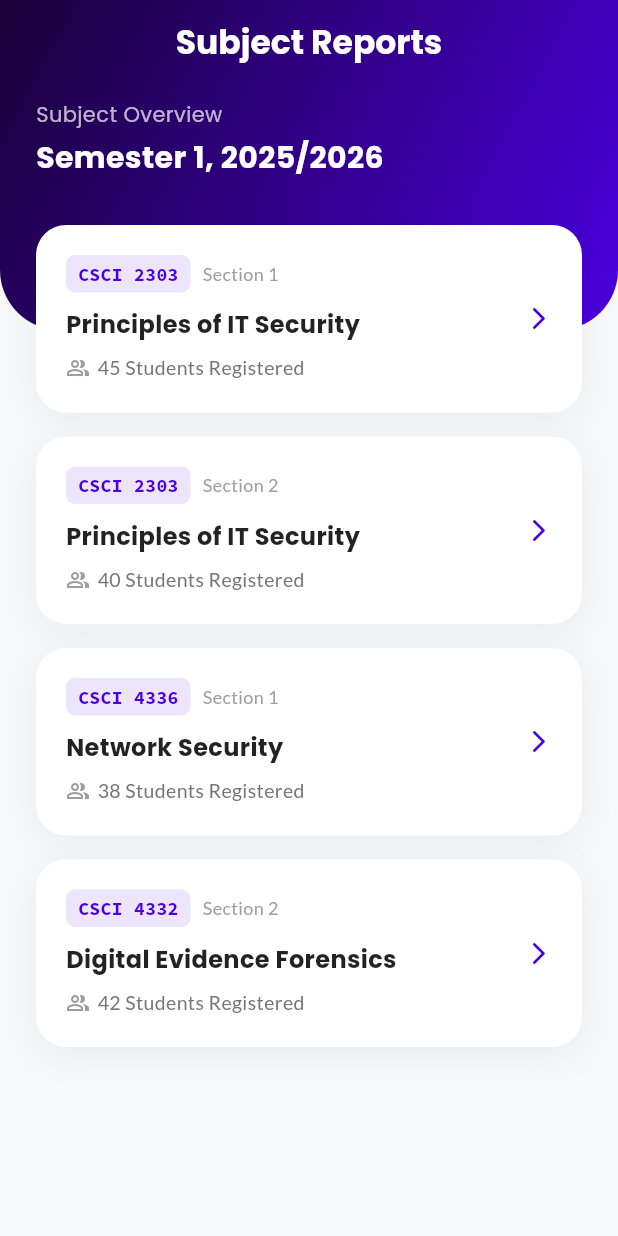
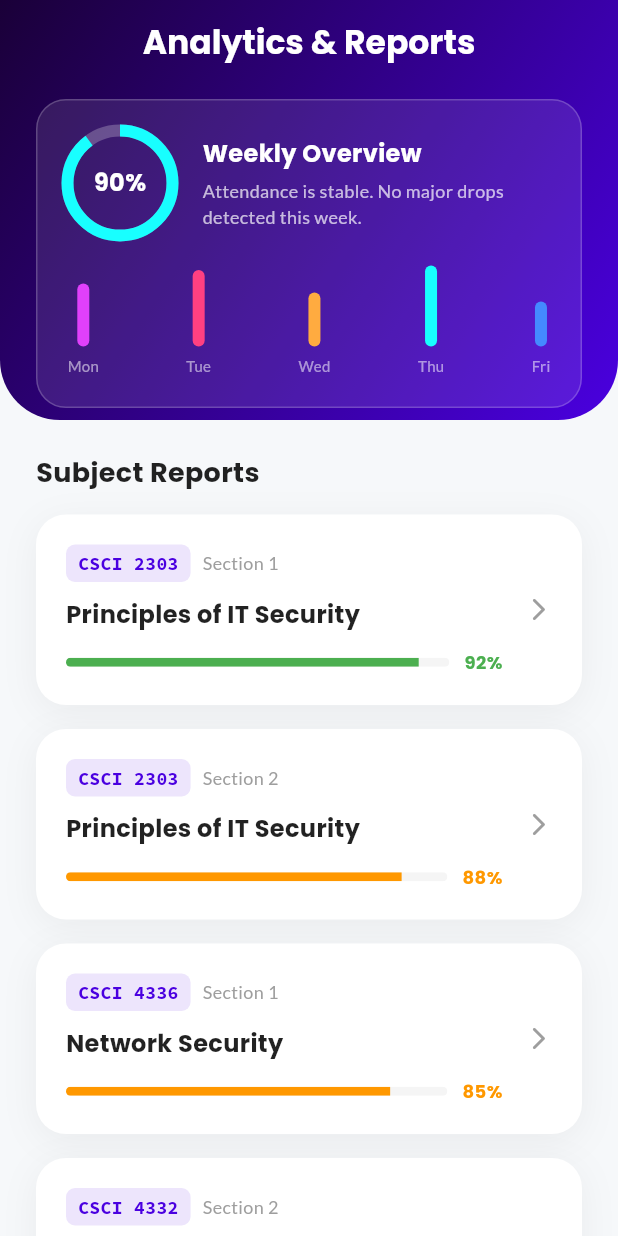
Before and after one commit to fatheensara/1535SD-FYP-Project, a Flutter app: the StaffReportsPage screen opened directly, on a phone screen of 412 x 824 dp. Run offline on Flutter 3.47's test engine with Material 3 defaults, Android fonts, the phone set to English and light mode, and no system bars; our stand-ins replace audioplayers, cloud_firestore, device_info_plus, firebase_auth, firebase_core, google_fonts and 4 more; missing offline and left inert: excel, nfc_host_card_emulation, nfc_manager; accounts and stored records are empty.

Commit message:
staff_reports_page.dart

```diff
--- a/lib/staff_reports_page.dart
+++ b/lib/staff_reports_page.dart
@@ -1,10 +1,12 @@
 import 'package:flutter/material.dart';
 import 'package:google_fonts/google_fonts.dart';
 import 'fade_page_route.dart';
+
+// Import specific report pages (ensure these exist or create placeholders)
 import 'staff_reports_pits_sect1.dart';
 import 'staff_reports_pits_sect2.dart';
 import 'staff_reports_netsec_sect1.dart';
-import 'staff_reports_def_sect2.dart'; // <--- New Import
+import 'staff_reports_def_sect2.dart';
 
 class StaffReportsPage extends StatelessWidget {
   const StaffReportsPage({super.key});
@@ -18,24 +20,28 @@ class StaffReportsPage extends StatelessWidget {
         "name": "Principles of IT Security",
         "students": 45,
         "section": "Section 1",
+        "attendance": 0.92, // 92%
       },
       {
         "code": "CSCI 2303",
         "name": "Principles of IT Security",
         "students": 40,
         "section": "Section 2",
+        "attendance": 0.88, // 88%
       },
       {
         "code": "CSCI 4336",
         "name": "Network Security",
         "students": 38,
         "section": "Section 1",
+        "attendance": 0.85, // 85%
       },
       {
         "code": "CSCI 4332",
         "name": "Digital Evidence Forensics",
         "students": 42,
-        "section": "Section 2", // <--- Triggers new page
+        "section": "Section 2",
+        "attendance": 0.95, // 95%
       },
     ];
 
@@ -44,7 +50,7 @@ class StaffReportsPage extends StatelessWidget {
       extendBodyBehindAppBar: true,
       appBar: AppBar(
         title: Text(
-          "Subject Reports",
+          "Analytics & Reports",
           style: GoogleFonts.poppins(
             fontWeight: FontWeight.bold,
             color: Colors.white,
@@ -59,7 +65,7 @@ class StaffReportsPage extends StatelessWidget {
         children: [
           // 1. HEADER BACKGROUND
           Container(
-            height: 220,
+            height: 280,
             decoration: const BoxDecoration(
               gradient: LinearGradient(
                 colors: [
@@ -83,25 +89,22 @@ class StaffReportsPage extends StatelessWidget {
               child: Column(
                 crossAxisAlignment: CrossAxisAlignment.start,
                 children: [
+                  // --- SUMMARY CARD (From File 1) ---
+                  _buildSummaryCard(),
+
+                  const SizedBox(height: 30),
+
                   Text(
-                    "Subject Overview",
+                    "Subject Reports",
                     style: GoogleFonts.poppins(
-                      color: Colors.white70,
-                      fontSize: 14,
-                    ),
-                  ),
-                  const SizedBox(height: 5),
-                  Text(
-                    "Semester 1, 2025/2026",
-                    style: GoogleFonts.poppins(
-                      color: Colors.white,
-                      fontSize: 20,
+                      color: Colors.black87,
+                      fontSize: 18,
                       fontWeight: FontWeight.bold,
                     ),
                   ),
-                  const SizedBox(height: 30),
+                  const SizedBox(height: 15),
 
-                  // --- LIST OF SUBJECT CARDS ---
+                  // --- LIST OF SUBJECTS (From File 2) ---
                   ...classList.map((data) => _buildSubjectCard(context, data)),
                 ],
               ),
@@ -112,9 +115,117 @@ class StaffReportsPage extends StatelessWidget {
     );
   }
 
-  // --- WIDGET HELPER ---
+  // --- WIDGET 1: SUMMARY GRAPH ---
+  Widget _buildSummaryCard() {
+    return Container(
+      padding: const EdgeInsets.all(20),
+      decoration: BoxDecoration(
+        color: Colors.white.withOpacity(0.1),
+        borderRadius: BorderRadius.circular(20),
+        border: Border.all(color: Colors.white.withOpacity(0.2)),
+      ),
+      child: Column(
+        children: [
+          Row(
+            children: [
+              // Circular Indicator
+              Stack(
+                alignment: Alignment.center,
+                children: [
+                  SizedBox(
+                    width: 70,
+                    height: 70,
+                    child: CircularProgressIndicator(
+                      value: 0.90, // Overall Average
+                      strokeWidth: 8,
+                      backgroundColor: Colors.white24,
+                      valueColor: const AlwaysStoppedAnimation<Color>(
+                        Colors.cyanAccent,
+                      ),
+                    ),
+                  ),
+                  Text(
+                    "90%",
+                    style: GoogleFonts.poppins(
+                      fontSize: 16,
+                      fontWeight: FontWeight.bold,
+                      color: Colors.white,
+                    ),
+                  ),
+                ],
+              ),
+              const SizedBox(width: 20),
+              Expanded(
+                child: Column(
+                  crossAxisAlignment: CrossAxisAlignment.start,
+                  children: [
+                    Text(
+                      "Weekly Overview",
+                      style: GoogleFonts.poppins(
+                        fontSize: 16,
+                        fontWeight: FontWeight.bold,
+                        color: Colors.white,
+                      ),
+                    ),
+                    const SizedBox(height: 5),
+                    Text(
+                      "Attendance is stable. No major drops detected this week.",
+                      style: GoogleFonts.lato(
+                        fontSize: 12,
+                        color: Colors.white70,
+                      ),
+                    ),
+                  ],
+                ),
+              ),
+            ],
+          ),
+          const SizedBox(height: 20),
+          // Mini Bar Chart
+          Row(
+            mainAxisAlignment: MainAxisAlignment.spaceBetween,
+            crossAxisAlignment: CrossAxisAlignment.end,
+            children: [
+              _buildBar("Mon", 0.7, Colors.purpleAccent),
+              _buildBar("Tue", 0.85, Colors.pinkAccent),
+              _buildBar("Wed", 0.6, Colors.orangeAccent),
+              _buildBar("Thu", 0.9, Colors.cyanAccent),
+              _buildBar("Fri", 0.5, Colors.blueAccent),
+            ],
+          ),
+        ],
+      ),
+    );
+  }
 
+  Widget _buildBar(String label, double heightPct, Color color) {
+    return Column(
+      children: [
+        Container(
+          width: 8,
+          height: 60 * heightPct,
+          decoration: BoxDecoration(
+            color: color,
+            borderRadius: BorderRadius.circular(6),
+          ),
+        ),
+        const SizedBox(height: 6),
+        Text(
+          label,
+          style: GoogleFonts.lato(color: Colors.white54, fontSize: 10),
+        ),
+      ],
+    );
+  }
+
+  // --- WIDGET 2: SUBJECT LIST CARD ---
   Widget _buildSubjectCard(BuildContext context, Map<String, dynamic> data) {
+    double attendance = data['attendance'];
+    Color barColor =
+        attendance > 0.9
+            ? Colors.green
+            : (attendance > 0.8 ? Colors.orange : Colors.red);
+
     return Container(
       margin: const EdgeInsets.only(bottom: 16),
       decoration: BoxDecoration(
@@ -122,7 +233,6 @@ class StaffReportsPage extends StatelessWidget {
         borderRadius: BorderRadius.circular(20),
         boxShadow: [
           BoxShadow(
-            // ignore: deprecated_member_use
             color: Colors.black.withOpacity(0.05),
             blurRadius: 20,
             offset: const Offset(0, 5),
@@ -154,26 +264,15 @@ class StaffReportsPage extends StatelessWidget {
               );
             } else if (data['code'] == "CSCI 4332" &&
                 data['section'] == "Section 2") {
-              // Navigate to Digital Evidence Forensics Page
               Navigator.push(
                 context,
                 FadePageRoute(page: const StaffReportsDefSect2Page()),
-              );
-            } else {
-              ScaffoldMessenger.of(context).showSnackBar(
-                SnackBar(
-                  content: Text(
-                    "Opening details for ${data['code']} ${data['section']}",
-                  ),
-                  duration: const Duration(seconds: 1),
-                ),
               );
             }
           },
           child: Padding(
             padding: const EdgeInsets.all(20),
             child: Row(
-              mainAxisAlignment: MainAxisAlignment.spaceBetween,
               children: [
                 Expanded(
                   child: Column(
@@ -187,7 +286,6 @@ class StaffReportsPage extends StatelessWidget {
                               vertical: 4,
                             ),
                             decoration: BoxDecoration(
-                              // ignore: deprecated_member_use
                               color: const Color(0xFF4A00E0).withOpacity(0.1),
                               borderRadius: BorderRadius.circular(6),
                             ),
@@ -221,20 +319,29 @@ class StaffReportsPage extends StatelessWidget {
                         maxLines: 1,
                         overflow: TextOverflow.ellipsis,
                       ),
-                      const SizedBox(height: 8),
+                      const SizedBox(height: 12),
+
+                      // Progress Bar
                       Row(
                         children: [
-                          Icon(
-                            Icons.people_alt_outlined,
-                            size: 16,
-                            color: Colors.grey.shade500,
+                          Expanded(
+                            child: ClipRRect(
+                              borderRadius: BorderRadius.circular(4),
+                              child: LinearProgressIndicator(
+                                value: attendance,
+                                backgroundColor: Colors.grey.shade100,
+                                valueColor: AlwaysStoppedAnimation(barColor),
+                                minHeight: 6,
+                              ),
+                            ),
                           ),
-                          const SizedBox(width: 5),
+                          const SizedBox(width: 10),
                           Text(
-                            "${data['students']} Students Registered",
-                            style: GoogleFonts.lato(
-                              color: Colors.grey.shade600,
-                              fontSize: 13,
+                            "${(attendance * 100).toInt()}%",
+                            style: GoogleFonts.poppins(
+                              fontSize: 12,
+                              fontWeight: FontWeight.bold,
+                              color: barColor,
                             ),
                           ),
                         ],
@@ -243,11 +350,11 @@ class StaffReportsPage extends StatelessWidget {
                   ),
                 ),
                 const Padding(
-                  padding: EdgeInsets.only(left: 10),
+                  padding: EdgeInsets.only(left: 15),
                   child: Icon(
                     Icons.arrow_forward_ios_rounded,
                     size: 18,
-                    color: Color(0xFF4A00E0),
+                    color: Colors.grey,
                   ),
                 ),
               ],
```
